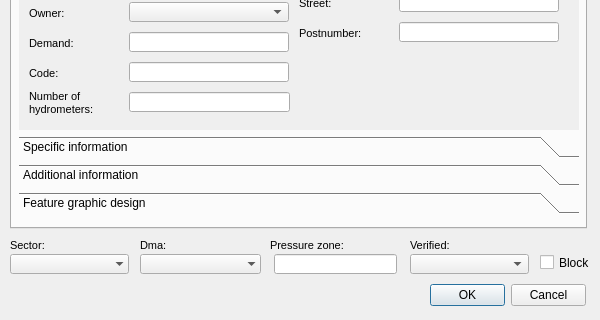
Giswater/giswater_qgis_plugin, file ui/ud_man_connec.ui: the form before one commit; both pictures show x 0 to 600 and y 306 to 626 of the 600 by 626 pixel window.
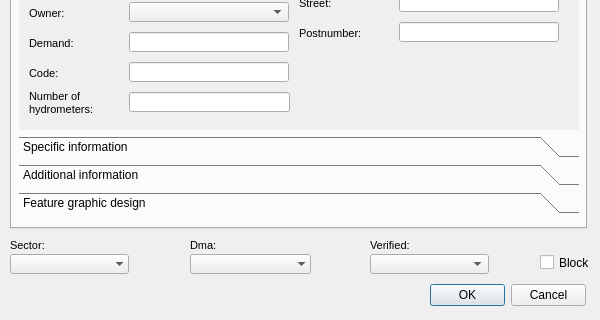
The form after the commit. The open tabs and pages were chosen to show the change.

```diff
--- a/ui/ud_man_connec.ui
+++ b/ui/ud_man_connec.ui
@@ -2539,42 +2539,6 @@
     <string>connec_id</string>
    </property>
   </widget>
-  <widget class="QLabel" name="label_presszone">
-   <property name="geometry">
-    <rect>
-     <x>270</x>
-     <y>540</y>
-     <width>90</width>
-     <height>22</height>
-    </rect>
-   </property>
-   <property name="font">
-    <font>
-     <pointsize>8</pointsize>
-    </font>
-   </property>
-   <property name="frameShape">
-    <enum>QFrame::NoFrame</enum>
-   </property>
-   <property name="frameShadow">
-    <enum>QFrame::Plain</enum>
-   </property>
-   <property name="text">
-    <string>Pressure zone:</string>
-   </property>
-   <property name="textFormat">
-    <enum>Qt::AutoText</enum>
-   </property>
-   <property name="scaledContents">
-    <bool>false</bool>
-   </property>
-   <property name="alignment">
-    <set>Qt::AlignLeading|Qt::AlignLeft|Qt::AlignVCenter</set>
-   </property>
-   <property name="margin">
-    <number>3</number>
-   </property>
-  </widget>
   <widget class="QCheckBox" name="undelete">
    <property name="geometry">
     <rect>
@@ -2591,7 +2555,7 @@
   <widget class="QLabel" name="label_verified">
    <property name="geometry">
     <rect>
-     <x>410</x>
+     <x>370</x>
      <y>540</y>
      <width>90</width>
      <height>22</height>
@@ -2627,7 +2591,7 @@
   <widget class="QComboBox" name="verified">
    <property name="geometry">
     <rect>
-     <x>410</x>
+     <x>370</x>
      <y>560</y>
      <width>119</width>
      <height>20</height>
@@ -2670,16 +2634,6 @@
     <number>3</number>
    </property>
   </widget>
-  <widget class="QLineEdit" name="presszonecat_id">
-   <property name="geometry">
-    <rect>
-     <x>274</x>
-     <y>560</y>
-     <width>123</width>
-     <height>20</height>
-    </rect>
-   </property>
-  </widget>
   <widget class="QComboBox" name="sector_id">
    <property name="geometry">
     <rect>
@@ -2702,7 +2656,7 @@
   <widget class="QComboBox" name="dma_id">
    <property name="geometry">
     <rect>
-     <x>140</x>
+     <x>190</x>
      <y>560</y>
      <width>121</width>
      <height>20</height>
@@ -2721,7 +2675,7 @@
   <widget class="QLabel" name="label_dma">
    <property name="geometry">
     <rect>
-     <x>140</x>
+     <x>190</x>
      <y>540</y>
      <width>90</width>
      <height>22</height>
```
Left out of the diff: 16 changed lines with no effect on the pictures.
